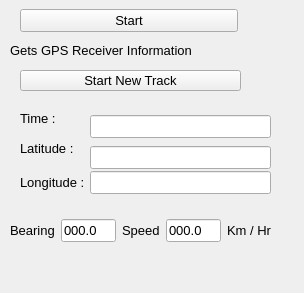
Old version of the form DockWidget.ui in the repository mauroalberti/beeGPS.
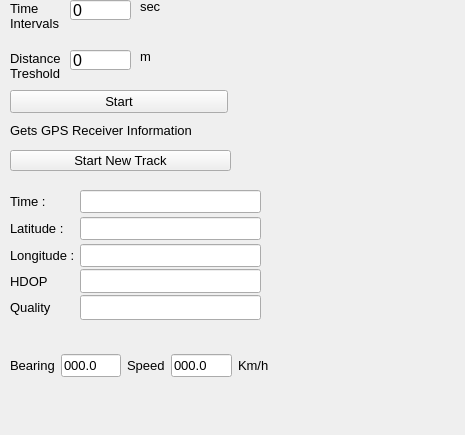
New version of the form.

Commit message: [0.0.5] Control errors and bugs on the distance threshold

The edit to the form file:
```diff
--- a/DockWidget.ui
+++ b/DockWidget.ui
@@ -1,12 +1,12 @@
 <ui version="4.0" >
  <class>DockWidget</class>
- <widget class="QDockWidget" name="DockWidget" >
-  <property name="geometry" >
+ <widget class="QDockWidget" name="DockWidget">
+  <property name="geometry">
    <rect>
     <x>0</x>
     <y>0</y>
-    <width>304</width>
-    <height>293</height>
+    <width>465</width>
+    <height>435</height>
    </rect>
   </property>
   <property name="font" >
@@ -17,12 +17,12 @@
   <property name="windowTitle" >
    <string>Track GPS location</string>
   </property>
-  <widget class="QWidget" name="dockWidgetContents" >
-   <widget class="QPushButton" name="btnStart" >
-    <property name="geometry" >
+  <widget class="QWidget" name="dockWidgetContents">
+   <widget class="QPushButton" name="btnStart">
+    <property name="geometry">
      <rect>
-      <x>20</x>
-      <y>9</y>
+      <x>10</x>
+      <y>90</y>
       <width>218</width>
       <height>23</height>
      </rect>
@@ -36,11 +36,11 @@
      <string>Start</string>
     </property>
    </widget>
-   <widget class="QLabel" name="gpsInformation" >
-    <property name="geometry" >
+   <widget class="QLabel" name="gpsInformation">
+    <property name="geometry">
      <rect>
       <x>10</x>
-      <y>40</y>
+      <y>120</y>
       <width>261</width>
       <height>21</height>
      </rect>
@@ -60,13 +60,13 @@
      <string>Gets GPS Receiver Information</string>
     </property>
    </widget>
-   <widget class="QWidget" name="layoutWidget" >
-    <property name="geometry" >
+   <widget class="QWidget" name="layoutWidget">
+    <property name="geometry">
      <rect>
-      <x>20</x>
-      <y>110</y>
+      <x>10</x>
+      <y>190</y>
       <width>251</width>
-      <height>84</height>
+      <height>130</height>
      </rect>
     </property>
     <layout class="QGridLayout" name="gridLayout_2" >
@@ -76,25 +76,10 @@
      <property name="spacing" >
       <number>2</number>
      </property>
-     <item rowspan="2" row="0" column="1" >
-      <widget class="QLineEdit" name="date" >
-       <property name="font" >
-        <font>
-         <pointsize>10</pointsize>
-        </font>
-       </property>
-       <property name="toolTip" >
-        <string>GMT</string>
-       </property>
-       <property name="readOnly" >
-        <bool>true</bool>
-       </property>
-      </widget>
-     </item>
-     <item rowspan="2" row="1" column="0" >
-      <widget class="QLabel" name="label" >
-       <property name="sizePolicy" >
-        <sizepolicy vsizetype="Preferred" hsizetype="Fixed" >
+     <item row="0" column="0">
+      <widget class="QLabel" name="label_4">
+       <property name="sizePolicy">
+        <sizepolicy hsizetype="Fixed" vsizetype="Preferred">
          <horstretch>0</horstretch>
          <verstretch>0</verstretch>
         </sizepolicy>
@@ -104,80 +89,125 @@
          <pointsize>10</pointsize>
         </font>
        </property>
-       <property name="text" >
-        <string>Latitude : </string>
-       </property>
-      </widget>
-     </item>
-     <item row="2" column="1" >
-      <widget class="QLineEdit" name="lat" >
-       <property name="font" >
-        <font>
-         <pointsize>10</pointsize>
-        </font>
-       </property>
-       <property name="readOnly" >
-        <bool>true</bool>
-       </property>
-      </widget>
-     </item>
-     <item row="3" column="0" >
-      <widget class="QLabel" name="label_2" >
-       <property name="sizePolicy" >
-        <sizepolicy vsizetype="Preferred" hsizetype="Fixed" >
-         <horstretch>0</horstretch>
-         <verstretch>0</verstretch>
-        </sizepolicy>
-       </property>
-       <property name="font" >
-        <font>
-         <pointsize>10</pointsize>
-        </font>
-       </property>
-       <property name="text" >
-        <string>Longitude : </string>
-       </property>
-      </widget>
-     </item>
-     <item row="3" column="1" >
-      <widget class="QLineEdit" name="lon" >
-       <property name="font" >
-        <font>
-         <pointsize>10</pointsize>
-        </font>
-       </property>
-       <property name="readOnly" >
-        <bool>true</bool>
-       </property>
-      </widget>
-     </item>
-     <item row="0" column="0" >
-      <widget class="QLabel" name="label_4" >
-       <property name="sizePolicy" >
-        <sizepolicy vsizetype="Preferred" hsizetype="Fixed" >
-         <horstretch>0</horstretch>
-         <verstretch>0</verstretch>
-        </sizepolicy>
-       </property>
-       <property name="font" >
-        <font>
-         <pointsize>10</pointsize>
-        </font>
-       </property>
-       <property name="text" >
+       <property name="text">
         <string>Time : </string>
        </property>
       </widget>
      </item>
+     <item row="4" column="0">
+      <widget class="QLabel" name="label_2">
+       <property name="sizePolicy">
+        <sizepolicy hsizetype="Fixed" vsizetype="Preferred">
+         <horstretch>0</horstretch>
+         <verstretch>0</verstretch>
+        </sizepolicy>
+       </property>
+       <property name="font">
+        <font>
+         <pointsize>10</pointsize>
+        </font>
+       </property>
+       <property name="text">
+        <string>Longitude : </string>
+       </property>
+      </widget>
+     </item>
+     <item row="1" column="0" rowspan="3">
+      <widget class="QLabel" name="label">
+       <property name="sizePolicy">
+        <sizepolicy hsizetype="Fixed" vsizetype="Preferred">
+         <horstretch>0</horstretch>
+         <verstretch>0</verstretch>
+        </sizepolicy>
+       </property>
+       <property name="font">
+        <font>
+         <pointsize>10</pointsize>
+        </font>
+       </property>
+       <property name="text">
+        <string>Latitude : </string>
+       </property>
+      </widget>
+     </item>
+     <item row="2" column="1">
+      <widget class="QLineEdit" name="lat">
+       <property name="font">
+        <font>
+         <pointsize>10</pointsize>
+        </font>
+       </property>
+       <property name="readOnly">
+        <bool>true</bool>
+       </property>
+      </widget>
+     </item>
+     <item row="4" column="1">
+      <widget class="QLineEdit" name="lon">
+       <property name="font">
+        <font>
+         <pointsize>10</pointsize>
+        </font>
+       </property>
+       <property name="readOnly">
+        <bool>true</bool>
+       </property>
+      </widget>
+     </item>
+     <item row="5" column="1">
+      <widget class="QLineEdit" name="lineHDOP"/>
+     </item>
+     <item row="0" column="1">
+      <widget class="QLineEdit" name="date">
+       <property name="font">
+        <font>
+         <pointsize>10</pointsize>
+        </font>
+       </property>
+       <property name="toolTip">
+        <string>GMT</string>
+       </property>
+       <property name="readOnly">
+        <bool>true</bool>
+       </property>
+      </widget>
+     </item>
+     <item row="6" column="1">
+      <widget class="QLineEdit" name="lineQuality"/>
+     </item>
+     <item row="5" column="0">
+      <widget class="QLabel" name="label_12">
+       <property name="font">
+        <font>
+         <pointsize>10</pointsize>
+        </font>
+       </property>
+       <property name="text">
+        <string>HDOP</string>
+       </property>
+      </widget>
+     </item>
+     <item row="6" column="0">
+      <widget class="QLabel" name="label_13">
+       <property name="font">
+        <font>
+         <pointsize>10</pointsize>
+        </font>
+       </property>
+       <property name="text">
+        <string>Quality</string>
+       </property>
+      </widget>
+     </item>
     </layout>
    </widget>
-   <widget class="QWidget" name="layoutWidget" >
-    <property name="geometry" >
+   <widget class="QWidget" name="layoutWidget">
+    <property name="geometry">
      <rect>
       <x>10</x>
-      <y>210</y>
-      <width>263</width>
-      <height>41</height>
+      <y>350</y>
+      <width>259</width>
+      <height>31</height>
      </rect>
     </property>
     <layout class="QHBoxLayout" name="horizontalLayout" >
@@ -267,18 +297,18 @@
          <pointsize>10</pointsize>
         </font>
        </property>
-       <property name="text" >
-        <string>Km / Hr</string>
+       <property name="text">
+        <string>Km/h</string>
        </property>
       </widget>
      </item>
     </layout>
    </widget>
-   <widget class="QPushButton" name="btnStartNewTrack" >
-    <property name="geometry" >
+   <widget class="QPushButton" name="btnStartNewTrack">
+    <property name="geometry">
      <rect>
-      <x>20</x>
-      <y>70</y>
+      <x>10</x>
+      <y>150</y>
       <width>221</width>
       <height>21</height>
      </rect>
@@ -292,6 +322,106 @@
      <string>Start New Track</string>
     </property>
    </widget>
+   <widget class="QLineEdit" name="lineTreshold">
+    <property name="geometry">
+     <rect>
+      <x>70</x>
+      <y>50</y>
+      <width>61</width>
+      <height>20</height>
+     </rect>
+    </property>
+    <property name="text">
+     <string>0</string>
+    </property>
+   </widget>
+   <widget class="QLabel" name="label_7">
+    <property name="geometry">
+     <rect>
+      <x>10</x>
+      <y>50</y>
+      <width>51</width>
+      <height>31</height>
+     </rect>
+    </property>
+    <property name="font">
+     <font>
+      <pointsize>10</pointsize>
+     </font>
+    </property>
+    <property name="text">
+     <string>Distance 
+Treshold</string>
+    </property>
+   </widget>
+   <widget class="QLineEdit" name="lineTimeIntervals">
+    <property name="geometry">
+     <rect>
+      <x>70</x>
+      <y>0</y>
+      <width>61</width>
+      <height>20</height>
+     </rect>
+    </property>
+    <property name="text">
+     <string>0</string>
+    </property>
+   </widget>
+   <widget class="QLabel" name="label_8">
+    <property name="geometry">
+     <rect>
+      <x>10</x>
+      <y>0</y>
+      <width>51</width>
+      <height>31</height>
+     </rect>
+    </property>
+    <property name="font">
+     <font>
+      <pointsize>10</pointsize>
+     </font>
+    </property>
+    <property name="text">
+     <string>Time 
+Intervals</string>
+    </property>
+   </widget>
+   <widget class="QLabel" name="label_10">
+    <property name="geometry">
+     <rect>
+      <x>140</x>
+      <y>0</y>
+      <width>46</width>
+      <height>13</height>
+     </rect>
+    </property>
+    <property name="font">
+     <font>
+      <pointsize>10</pointsize>
+     </font>
+    </property>
+    <property name="text">
+     <string>sec</string>
+    </property>
+   </widget>
+   <widget class="QLabel" name="label_11">
+    <property name="geometry">
+     <rect>
+      <x>140</x>
+      <y>50</y>
+      <width>46</width>
+      <height>13</height>
+     </rect>
+    </property>
+    <property name="font">
+     <font>
+      <pointsize>10</pointsize>
+     </font>
+    </property>
+    <property name="text">
+     <string>m</string>
+    </property>
+   </widget>
   </widget>
  </widget>
  <resources/>
```
Left out of the diff: 77 changed lines with no effect on the pictures. The commit also changes 4 other files.
